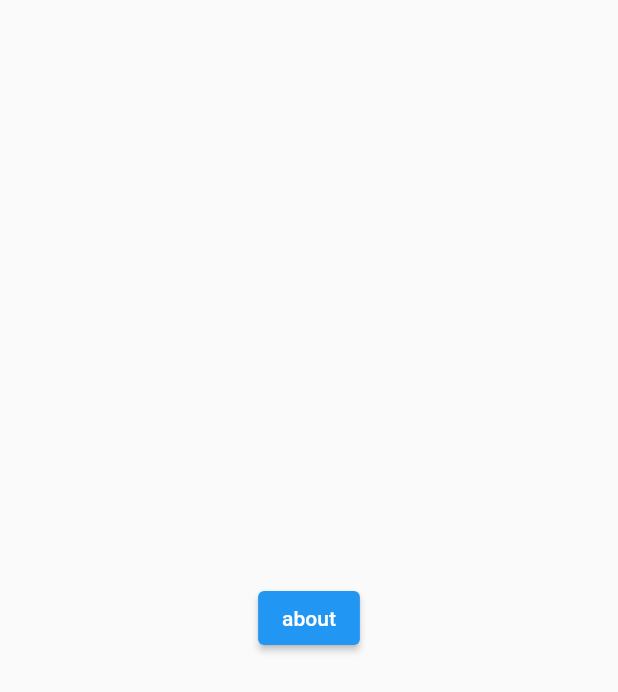
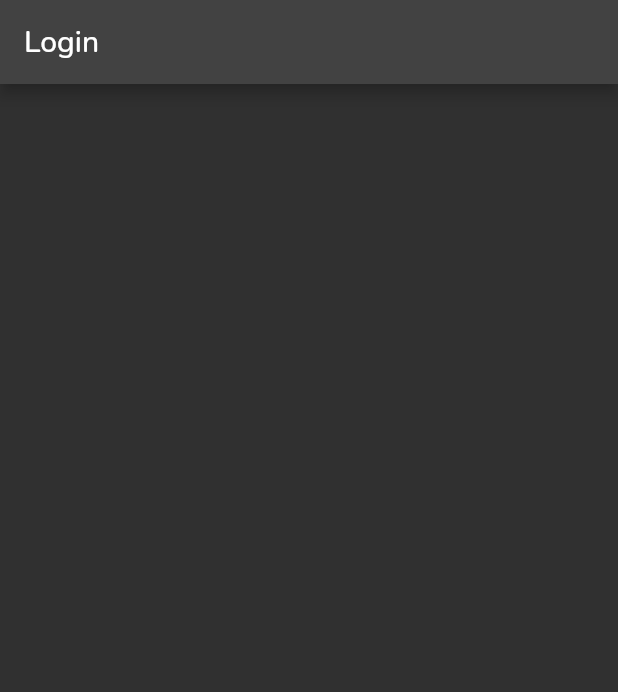
Before and after one commit to Adamoris/flutterapp, a Flutter app: the screen it shows after launch, on a phone screen of 412 x 824 dp. Shown: the top 692 px of the screen. Run offline on Flutter 3.47's test engine with Material 2 defaults, Android fonts, the phone set to English and light mode, and no system bars; our stand-ins replace firebase_auth, firebase_core, font_awesome_flutter, google_fonts; accounts and stored records are empty.

```diff
--- a/my_app/lib/home/home.dart
+++ b/my_app/lib/home/home.dart
@@ -1,17 +1,28 @@
 import 'package:flutter/material.dart';
+import 'package:my_app/services/auth.dart';
+import 'package:my_app/login/login.dart';
+import 'package:my_app/topics/topics.dart';
 
 class HomeScreen extends StatelessWidget {
   const HomeScreen({Key? key}) : super(key: key);
 
   @override
   Widget build(BuildContext context) {
-    return Scaffold(
-      body: Center(
-        child: ElevatedButton(
-          child: Text("about"),
-          onPressed: () => Navigator.pushNamed(context, "/about"),
-        ),
-      ),
+    return StreamBuilder(
+      stream: Authentication().userStream,
+      builder: ((context, snapshot) {
+        if (snapshot.connectionState == ConnectionState.waiting) {
+          return const Text('loading');
+        } else if (snapshot.hasError) {
+          return Center(
+            child: Text(snapshot.error.toString()),
+          );
+        } else if (snapshot.hasData) {
+          return const TopicsScreen();
+        } else {
+          return const LoginScreen();
+        }
+      }),
     );
   }
 }
--- a/my_app/lib/login/login.dart
+++ b/my_app/lib/login/login.dart
@@ -0,0 +1,14 @@
+import 'package:flutter/material.dart';
+
+class LoginScreen extends StatelessWidget {
+  const LoginScreen({super.key});
+
+  @override
+  Widget build(BuildContext context) {
+    return Scaffold(
+      appBar: AppBar(
+        title: const Text('Login'),
+      ),
+    );
+  }
+}
--- a/my_app/lib/routes.dart
+++ b/my_app/lib/routes.dart
@@ -6,8 +6,8 @@ import 'package:my_app/home/home.dart';
 
 var appRoutes = {
   '/': (context) => const HomeScreen(),
-  // '/login': (context) => const LoginScreen(),
-  // '/topics': (context) => const TopicsScreen(),
+  '/login': (context) => const LoginScreen(),
+  '/topics': (context) => const TopicsScreen(),
   // '/profile': (context) => const ProfileScreen(),
   '/about': (context) => const AboutScreen(),
 };
--- /dev/null
+++ b/my_app/lib/services/auth.dart
@@ -0,0 +1,6 @@
+import 'package:firebase_auth/firebase_auth.dart';
+
+class Authentication {
+  final userStream = FirebaseAuth.instance.authStateChanges();
+  final user = FirebaseAuth.instance.currentUser;
+}
--- /dev/null
+++ b/my_app/lib/theme.dart
@@ -0,0 +1,22 @@
+import 'package:flutter/material.dart';
+import 'package:google_fonts/google_fonts.dart';
+
+var appTheme = ThemeData(
+  fontFamily: GoogleFonts.nunito().fontFamily,
+  brightness: Brightness.dark,
+  textTheme: const TextTheme(
+    bodyText1: TextStyle(fontSize: 18),
+    bodyText2: TextStyle(fontSize: 16),
+    button: TextStyle(
+      letterSpacing: 1.5,
+      fontWeight: FontWeight.bold,
+    ),
+    headline1: TextStyle(
+      fontWeight: FontWeight.bold,
+    ),
+    subtitle1: TextStyle(
+      color: Colors.grey,
+    ),
+  ),
+  buttonTheme: const ButtonThemeData(),
+);
--- a/my_app/pubspec.yaml
+++ b/my_app/pubspec.yaml
@@ -19,8 +19,8 @@ dependencies:
   # google_sign_in: 5.3.3
   # sign_in_with_apple: 4.0.0
   # crypto: 3.0.1
-  # font_awesome_flutter: 10.1.0
-  # google_fonts: 3.0.1
+  font_awesome_flutter: 10.1.0
+  google_fonts: 3.0.1
   # provider: 6.0.3
   # rxdart: 0.27.4
   # json_annotation: 4.5.0
```
Also changed, not shown: my_app/lib/main.dart (+2 -119 lines), my_app/lib/shared/bottom_nav.dart (added, +49 -0 lines), my_app/lib/topics/topics.dart (+13 -0 lines), 2 other files.
